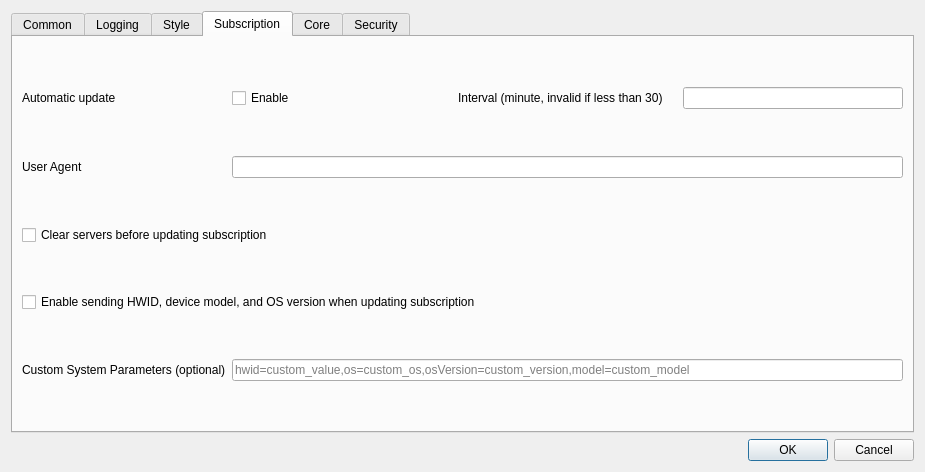
Qt form include/ui/setting/dialog_basic_settings.ui (mipselqq/waterdisco) before a commit.
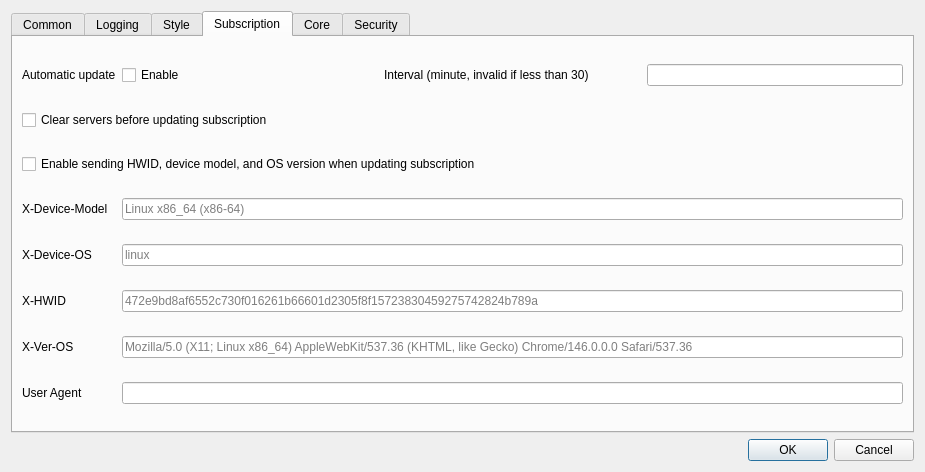
The same form after that commit. The open tabs and pages were chosen to show the change. Custom widgets are drawn as their Qt base class.

Patch:
```diff
--- a/include/ui/setting/dialog_basic_settings.ui
+++ b/include/ui/setting/dialog_basic_settings.ui
@@ -718,17 +718,14 @@
          </item>
         </layout>
        </item>
-       <item row="1" column="1">
-        <widget class="MyLineEdit" name="user_agent"/>
-       </item>
-       <item row="2" column="0" colspan="2">
+       <item row="1" column="0" colspan="2">
         <widget class="QCheckBox" name="sub_clear">
          <property name="text">
           <string>Clear servers before updating subscription</string>
          </property>
         </widget>
        </item>
-       <item row="3" column="0" colspan="2">
+       <item row="2" column="0" colspan="2">
         <widget class="QCheckBox" name="sub_send_hwid">
          <property name="toolTip">
           <string>&lt;html&gt;&lt;head/&gt;&lt;body&gt;&lt;p&gt;HWID=%1&lt;/p&gt;&lt;p&gt;OS=%2&lt;/p&gt;&lt;p&gt;OS Version=%3&lt;/p&gt;&lt;p&gt;Model=%4&lt;/p&gt;&lt;/body&gt;&lt;/html&gt;</string>
@@ -738,23 +735,75 @@
          </property>
         </widget>
        </item>
+       <item row="3" column="0">
+        <widget class="QLabel" name="label_sub_device_model">
+         <property name="text">
+          <string>X-Device-Model</string>
+         </property>
+        </widget>
+       </item>
+       <item row="3" column="1">
+        <widget class="QLineEdit" name="sub_device_model">
+         <property name="placeholderText">
+          <string>Linux x86_64 (x86-64)</string>
+         </property>
+        </widget>
+       </item>
        <item row="4" column="0">
         <widget class="QLabel" name="label_custom_hwid_params">
          <property name="toolTip">
           <string>&lt;html&gt;&lt;head/&gt;&lt;body&gt;&lt;p&gt;Format: hwid=value,os=value,osVersion=value,model=value&lt;/p&gt;&lt;p&gt;Leave empty to use default values. Only specify the parameters you want to override.&lt;/p&gt;&lt;/body&gt;&lt;/html&gt;</string>
          </property>
          <property name="text">
-          <string>Custom System Parameters (optional)</string>
+          <string>X-Device-OS</string>
          </property>
         </widget>
        </item>
        <item row="4" column="1">
         <widget class="QLineEdit" name="sub_custom_hwid_params">
          <property name="placeholderText">
-          <string>hwid=custom_value,os=custom_os,osVersion=custom_version,model=custom_model</string>
+          <string>linux</string>
          </property>
         </widget>
        </item>
+       <item row="5" column="0">
+        <widget class="QLabel" name="label_sub_hwid">
+         <property name="text">
+          <string>X-HWID</string>
+         </property>
+        </widget>
+       </item>
+       <item row="5" column="1">
+        <widget class="QLineEdit" name="sub_hwid">
+         <property name="placeholderText">
+          <string>472e9bd8af6552c730f016261b66601d2305f8f15723830459275742824b789a</string>
+         </property>
+        </widget>
+       </item>
+       <item row="6" column="0">
+        <widget class="QLabel" name="label_sub_ver_os">
+         <property name="text">
+          <string>X-Ver-OS</string>
+         </property>
+        </widget>
+       </item>
+       <item row="6" column="1">
+        <widget class="QLineEdit" name="sub_ver_os">
+         <property name="placeholderText">
+          <string>Mozilla/5.0 (X11; Linux x86_64) AppleWebKit/537.36 (KHTML, like Gecko) Chrome/146.0.0.0 Safari/537.36</string>
+         </property>
+        </widget>
+       </item>
+       <item row="7" column="0">
+        <widget class="QLabel" name="label_4">
+         <property name="text">
+          <string>User Agent</string>
+         </property>
+        </widget>
+       </item>
+       <item row="7" column="1">
+        <widget class="MyLineEdit" name="user_agent"/>
+       </item>
        <item row="0" column="0">
         <widget class="QLabel" name="label_20">
          <property name="sizePolicy">
@@ -768,13 +817,6 @@
          </property>
         </widget>
        </item>
-       <item row="1" column="0">
-        <widget class="QLabel" name="label_4">
-         <property name="text">
-          <string>User Agent</string>
-         </property>
-        </widget>
-       </item>
       </layout>
      </widget>
      <widget class="QWidget" name="tab_4">
```
Left out of the diff: 7 changed lines with no effect on the pictures.
